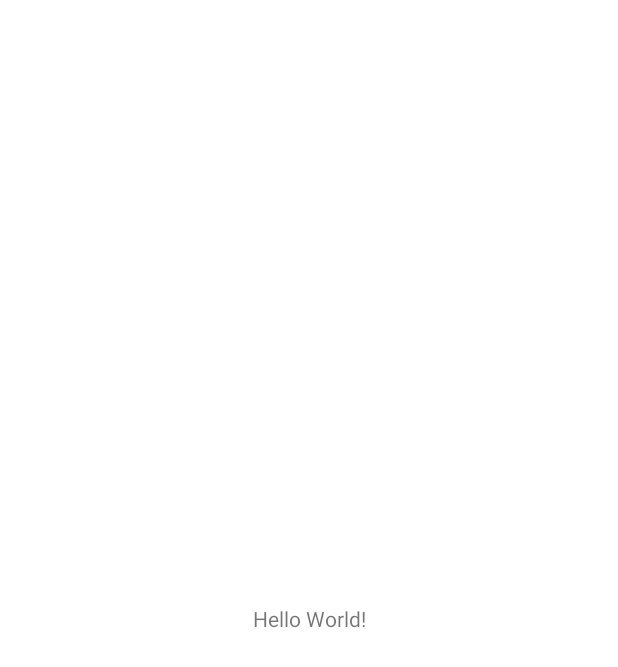
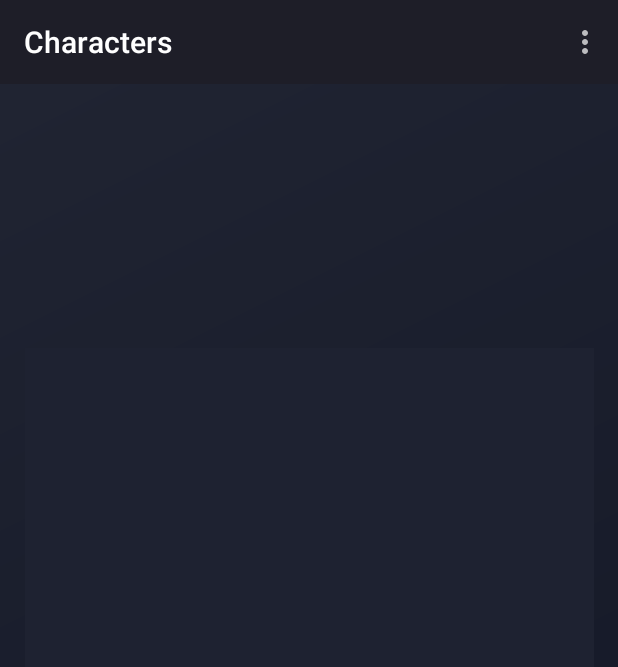
Before and after one commit to Korikoy/GenshinGuide, an Android app: the screen it shows after launch once a user with an empty profile is signed in (MainActivity), on a phone screen of 412 x 824 dp. Before the commit the part shown is almost empty. Shown: the top 667 px of the screen. Run offline under Robolectric (Android 15) with nearby library versions, the phone set to English and light mode, and no system bars; our stand-ins replace Firebase (no records; nobody signed in at launch, a user with empty details on screens opened directly).

Commit message:
Splash scream modificada, adicionada logica de logout, modificado xml da main activity, cores basicas modificadas.

```diff
--- /dev/null
+++ b/app/src/main/java/com/example/genshininfos/data/main/MainRepository.kt
@@ -0,0 +1,4 @@
+package com.example.genshininfos.data.main
+
+class MainRepository {
+}
--- /dev/null
+++ b/app/src/main/java/com/example/genshininfos/data/utils/FirebaseConfig.kt
@@ -0,0 +1,15 @@
+package com.example.genshininfos.data.utils
+
+import com.google.firebase.auth.FirebaseAuth
+
+class FirebaseConfig {
+private lateinit var fireUser: FirebaseAuth
+
+fun fireInstance(): FirebaseAuth {
+
+    fireUser = FirebaseAuth.getInstance()
+
+    return fireUser
+}
+
+}
--- /dev/null
+++ b/app/src/main/java/com/example/genshininfos/di/mainModule.kt
@@ -0,0 +1,24 @@
+package com.example.genshininfos.di
+
+import com.example.genshininfos.data.auth.AuthRepositoryImpl
+import com.example.genshininfos.data.main.MainRepository
+import com.example.genshininfos.domain.auth.AuthBusiness
+import com.example.genshininfos.domain.main.MainBusiness
+import com.example.genshininfos.presentation.auth.LoginActivity
+import com.example.genshininfos.presentation.auth.viewmodel.AuthViewModel
+import com.example.genshininfos.presentation.main.MainActivity
+import com.example.genshininfos.presentation.main.viewmodel.MainViewModel
+import com.google.firebase.auth.FirebaseAuth
+import kotlinx.coroutines.MainScope
+import org.koin.androidx.viewmodel.dsl.viewModel
+import org.koin.dsl.module
+import retrofit2.Retrofit
+
+val mainModule = module {
+    scope<MainActivity> {
+        scoped { MainBusiness(get()) }
+        scoped { FirebaseAuth.getInstance() }
+        viewModel { MainViewModel(get()) }
+    }
+
+}
--- /dev/null
+++ b/app/src/main/java/com/example/genshininfos/domain/main/MainBusiness.kt
@@ -0,0 +1,6 @@
+package com.example.genshininfos.domain.main
+
+import com.example.genshininfos.data.main.MainRepository
+
+class MainBusiness(private val mainRepo: MainRepository) {
+}
--- a/app/src/main/java/com/example/genshininfos/presentation/main/MainActivity.kt
+++ b/app/src/main/java/com/example/genshininfos/presentation/main/MainActivity.kt
@@ -1,12 +1,66 @@
 package com.example.genshininfos.presentation.main
 
+import android.content.Intent
 import androidx.appcompat.app.AppCompatActivity
 import android.os.Bundle
+import android.view.Menu
+import android.view.MenuInflater
+import android.view.MenuItem
+import android.widget.Toast
+import androidx.activity.viewModels
 import com.example.genshininfos.R
+import com.example.genshininfos.data.utils.FirebaseConfig
+import com.example.genshininfos.databinding.ActivityMainBinding
+import com.example.genshininfos.presentation.auth.LoginActivity
+import com.example.genshininfos.presentation.main.viewmodel.MainViewModel
+import org.koin.android.scope.AndroidScopeComponent
+import org.koin.androidx.scope.activityScope
+import org.koin.androidx.viewmodel.ext.android.viewModel
+import org.koin.core.scope.Scope
 
-class MainActivity : AppCompatActivity() {
+class MainActivity : AppCompatActivity(), AndroidScopeComponent {
+    lateinit var binding: ActivityMainBinding
+    override val scope: Scope by activityScope()
+    private val vm: MainViewModel by viewModel()
+
     override fun onCreate(savedInstanceState: Bundle?) {
         super.onCreate(savedInstanceState)
-        setContentView(R.layout.activity_main)
+        binding = ActivityMainBinding.inflate(layoutInflater)
+        setContentView(binding.root)
+        toolbar()
+    }
+    override fun onCreateOptionsMenu(menu: Menu?): Boolean {
+        val inflate: MenuInflater = menuInflater
+        inflate.inflate(R.menu.home_menu, menu)
+
+        return super.onCreateOptionsMenu(menu)
+    }
+    override fun onOptionsItemSelected(item: MenuItem): Boolean {
+        when (item.itemId) {
+
+            R.id.menuConfig -> {
+                Toast.makeText(this, "Function not yet implemented", Toast.LENGTH_LONG).show()
+            }
+
+            R.id.logout -> {
+                logout()
+                Toast.makeText(this, "Successfully logged out", Toast.LENGTH_LONG).show()
+                startActivity(Intent(this@MainActivity, LoginActivity::class.java))
+                finish()
+            }
+
+            else -> Toast.makeText(applicationContext, "Nothing here to see", Toast.LENGTH_SHORT)
+                .show()
+        }
+        return super.onOptionsItemSelected(item)
+
+}
+    fun toolbar() {
+        setSupportActionBar(binding.toolbarID.toolbar)
+        supportActionBar?.title = "Characters"
+    }
+    fun logout(){
+        val fire = FirebaseConfig().fireInstance()
+        fire.signOut()
     }
 }
--- /dev/null
+++ b/app/src/main/java/com/example/genshininfos/presentation/main/viewmodel/MainViewModel.kt
@@ -0,0 +1,13 @@
+package com.example.genshininfos.presentation.main.viewmodel
+
+import androidx.lifecycle.MutableLiveData
+import androidx.lifecycle.ViewModel
+import androidx.lifecycle.viewModelScope
+import com.example.genshininfos.data.main.MainRepository
+import com.example.genshininfos.data.utils.FirebaseConfig
+import com.google.firebase.auth.FirebaseAuth
+import kotlinx.coroutines.launch
+
+class MainViewModel(private val repo: MainRepository):ViewModel() {
+
+}
--- /dev/null
+++ b/app/src/main/res/drawable/background.xml
@@ -0,0 +1,13 @@
+<?xml version="1.0" encoding="utf-8"?>
+<shape xmlns:android="http://schemas.android.com/apk/res/android"
+    android:shape="rectangle">
+
+    <gradient
+        android:startColor="#111524"
+        android:endColor="#212533"
+        android:angle="135"
+        >
+
+    </gradient>
+
+</shape>
--- a/app/src/main/res/layout/activity_main.xml
+++ b/app/src/main/res/layout/activity_main.xml
@@ -4,15 +4,21 @@
     xmlns:tools="http://schemas.android.com/tools"
     android:layout_width="match_parent"
     android:layout_height="match_parent"
+    android:background="@drawable/background"
     tools:context=".presentation.main.MainActivity">
+    <include
+        android:id="@+id/toolbarID"
+        layout="@layout/toolbar" />
 
-    <TextView
-        android:layout_width="wrap_content"
-        android:layout_height="wrap_content"
-        android:text="Hello World!"
+    <GridView
+        android:background="#1e2231"
+        android:id="@+id/grid_view"
+        android:layout_width="379dp"
+        android:layout_height="576dp"
+        android:layout_marginStart="8dp"
+        android:layout_marginEnd="8dp"
+        android:layout_marginBottom="16dp"
         app:layout_constraintBottom_toBottomOf="parent"
-        app:layout_constraintLeft_toLeftOf="parent"
-        app:layout_constraintRight_toRightOf="parent"
-        app:layout_constraintTop_toTopOf="parent" />
-
+        app:layout_constraintEnd_toEndOf="parent"
+        app:layout_constraintStart_toStartOf="parent" />
 </androidx.constraintlayout.widget.ConstraintLayout>
--- a/app/src/main/res/layout/activity_splash.xml
+++ b/app/src/main/res/layout/activity_splash.xml
@@ -4,6 +4,7 @@
     xmlns:tools="http://schemas.android.com/tools"
     android:layout_width="match_parent"
     android:layout_height="match_parent"
+    android:background="@drawable/background"
     tools:context=".presentation.auth.SplashActivity">
 
     <ImageView
--- /dev/null
+++ b/app/src/main/res/layout/toolbar.xml
@@ -0,0 +1,14 @@
+<?xml version="1.0" encoding="utf-8"?>
+<FrameLayout xmlns:android="http://schemas.android.com/apk/res/android"
+    android:layout_width="match_parent"
+    android:layout_height="match_parent">
+
+
+    <androidx.appcompat.widget.Toolbar
+        android:id="@+id/toolbar"
+        android:layout_width="match_parent"
+        android:layout_height="?attr/actionBarSize"
+        android:background="#1e1e28"
+        android:theme="@style/Theme.AppCompat.NoActionBar" />
+
+</FrameLayout>
--- /dev/null
+++ b/app/src/main/res/menu/home_menu.xml
@@ -0,0 +1,13 @@
+<?xml version="1.0" encoding="utf-8"?>
+<menu xmlns:android="http://schemas.android.com/apk/res/android"
+    xmlns:app="http://schemas.android.com/apk/res-auto">
+
+    <item android:id="@+id/menuConfig"
+        android:title="Settings"
+        app:showAsAction="never"
+        />
+    <item android:id="@+id/logout"
+        android:title="@string/logout"
+        app:showAsAction="never" />
+
+</menu>
--- a/app/src/main/res/values-night/themes.xml
+++ b/app/src/main/res/values-night/themes.xml
@@ -2,8 +2,8 @@
     <!-- Base application theme. -->
     <style name="Theme.GenshinInfos" parent="Theme.MaterialComponents.DayNight.DarkActionBar">
         <!-- Primary brand color. -->
-        <item name="colorPrimary">@color/purple_200</item>
-        <item name="colorPrimaryVariant">@color/purple_700</item>
+        <item name="colorPrimary">@color/black_genshin</item>
+        <item name="colorPrimaryVariant">@color/blue_grey</item>
         <item name="colorOnPrimary">@color/black</item>
         <!-- Secondary brand color. -->
         <item name="colorSecondary">@color/teal_200</item>
--- a/app/src/main/res/values/colors.xml
+++ b/app/src/main/res/values/colors.xml
@@ -1,8 +1,8 @@
 <?xml version="1.0" encoding="utf-8"?>
 <resources>
     <color name="purple_200">#FFBB86FC</color>
-    <color name="purple_500">#FF6200EE</color>
-    <color name="purple_700">#FF3700B3</color>
+    <color name="blue_grey">#282E3E</color>
+    <color name="black_genshin">#1e1e28</color>
     <color name="teal_200">#FF03DAC5</color>
     <color name="teal_700">#FF018786</color>
     <color name="black">#FF000000</color>
--- a/app/src/main/res/values/strings.xml
+++ b/app/src/main/res/values/strings.xml
@@ -18,4 +18,5 @@
     <string name="cadastrar">Cadastrar</string>
     <string name="nome">Nome</string>
     <string name="clique_aqui_para_voltar_ao_login">Clique aqui para voltar ao login!</string>
+    <string name="logout">Logout</string>
 </resources>
--- a/app/src/main/res/values/themes.xml
+++ b/app/src/main/res/values/themes.xml
@@ -2,8 +2,8 @@
     <!-- Base application theme. -->
     <style name="Theme.GenshinInfos" parent="Theme.MaterialComponents.DayNight.NoActionBar">
         <!-- Primary brand color. -->
-        <item name="colorPrimary">@color/purple_500</item>
-        <item name="colorPrimaryVariant">@color/purple_700</item>
+        <item name="colorPrimary">@color/blue_grey</item>
+        <item name="colorPrimaryVariant">@color/black_genshin</item>
         <item name="colorOnPrimary">@color/white</item>
         <!-- Secondary brand color. -->
         <item name="colorSecondary">@color/teal_200</item>
```
Also changed, not shown: app/src/main/res/drawable/genshin_logo.png.
